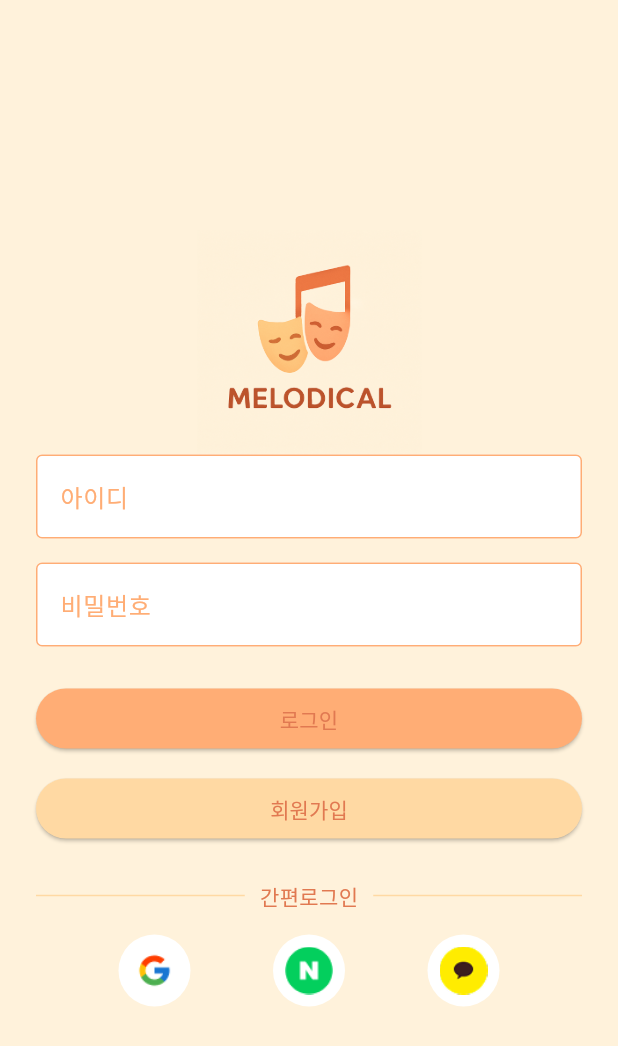
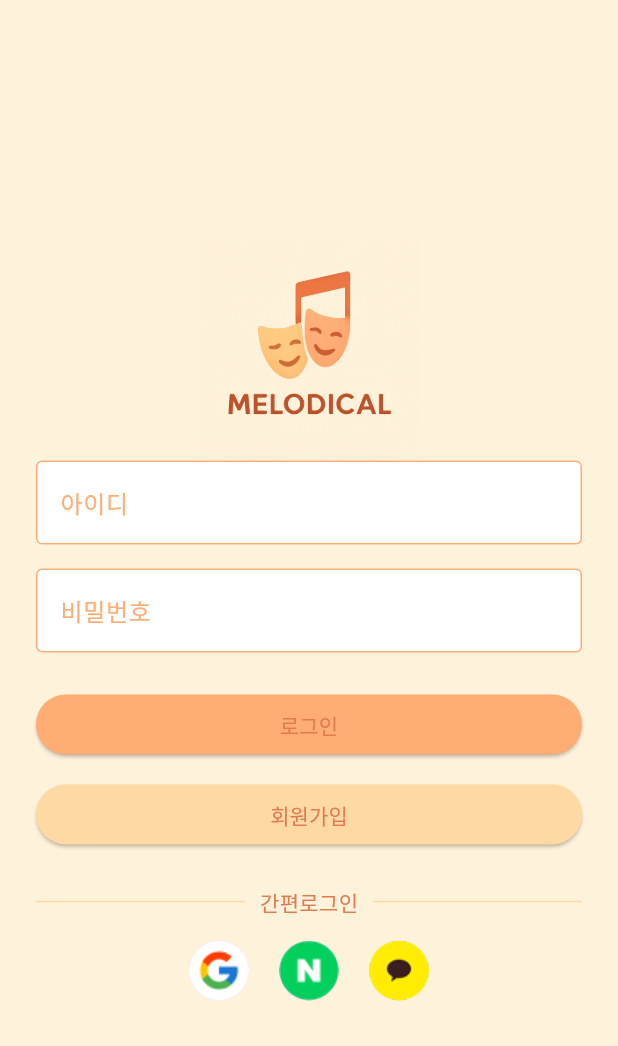
Before and after one commit to melodical-2025/melodical_app, a Flutter app: the screen it shows after launch, on a phone screen of 412 x 824 dp. Shown: the top 1046 px of the screen. Run offline on Flutter 3.47's test engine with Material 3 defaults, Android fonts, the phone set to English and light mode, and no system bars.

Commit message:
간편로그인버튼

```diff
--- a/lib/screens/login_screen.dart
+++ b/lib/screens/login_screen.dart
@@ -65,7 +65,7 @@ class LoginScreen extends StatelessWidget {
                     backgroundColor: Color(0xFFFFAD75),
                     foregroundColor: Color(0xFFE17951), // 텍스트 색 수정
                   ),
-                  onPressed: () {},
+                  onPressed: () {}, // 눌렀을때 동작 정의안됨 아직
                   child: const Text('로그인'),
                 ),
               ),
@@ -119,38 +119,37 @@ class LoginScreen extends StatelessWidget {
               const SizedBox(height: 16),
 
 
-              // 간편 로그인 아이콘 버튼 3개
+// 소셜 로그인 버튼 (구글, 네이버, 카카오 이미지)
               Row(
-                mainAxisAlignment: MainAxisAlignment.spaceEvenly,
+                mainAxisAlignment: MainAxisAlignment.center,
                 children: [
-                  // 구글
-                  CircleAvatar(
-                    backgroundColor: Colors.white,
-                    radius: 24,
-                    child: IconButton(
-                      onPressed: () {},
-                      icon: Image.asset('assets/google.png'),
-                      iconSize: 24,
+                  GestureDetector(
+                    onTap: () {
+                      // 구글 로그인 기능
+                    },
+                    child: CircleAvatar(
+                      radius: 20,
+                      backgroundImage: AssetImage('assets/google.png'),
                     ),
                   ),
-                  // 네이버
-                  CircleAvatar(
-                    backgroundColor: Colors.white,
-                    radius: 24,
-                    child: IconButton(
-                      onPressed: () {},
-                      icon: Image.asset('assets/naver.png'),
-                      iconSize: 24,
+                  const SizedBox(width: 20),
+                  GestureDetector(
+                    onTap: () {
+                      // 네이버 로그인 기능
+                    },
+                    child: CircleAvatar(
+                      radius: 20,
+                      backgroundImage: AssetImage('assets/naver.png'),
                     ),
                   ),
-                  // 카카오
-                  CircleAvatar(
-                    backgroundColor: Colors.white,
-                    radius: 24,
-                    child: IconButton(
-                      onPressed: () {},
-                      icon: Image.asset('assets/kakao.png'),
-                      iconSize: 24,
+                  const SizedBox(width: 20),
+                  GestureDetector(
+                    onTap: () {
+                      // 카카오 로그인 기능
+                    },
+                    child: CircleAvatar(
+                      radius: 20,
+                      backgroundImage: AssetImage('assets/kakao.png'),
                     ),
                   ),
                 ],
```
